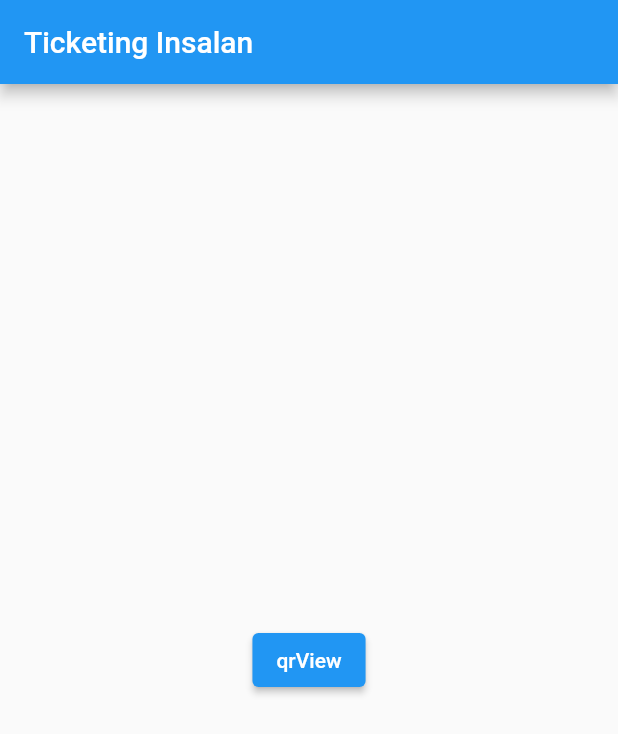
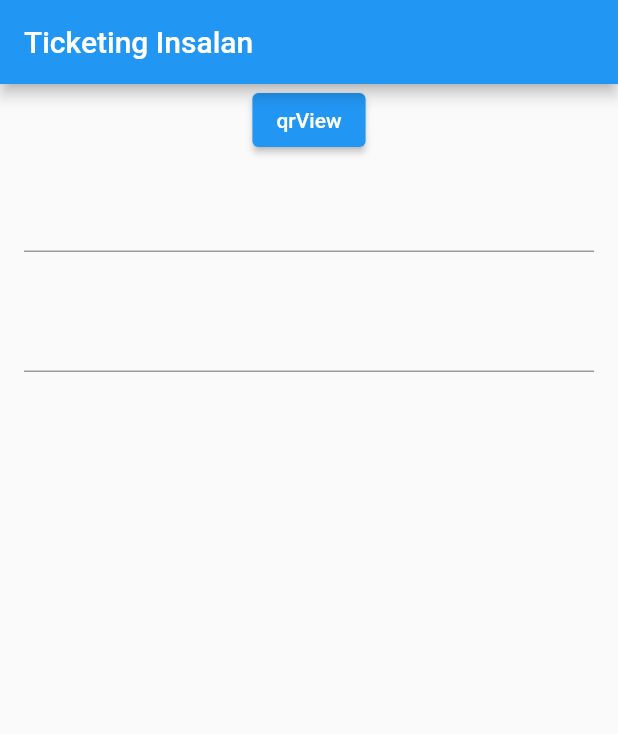
Before and after one commit to aypristyle/insalan-ticketing, a Flutter app: the screen it shows after launch, on a phone screen of 412 x 824 dp. Shown: the top 734 px of the screen. Run offline on Flutter 3.47's test engine with Material 2 defaults, Android fonts, the phone set to English and light mode, and no system bars; missing offline and left inert: qr_code_scanner.

```diff
--- a/flutter_insalan/lib/main.dart
+++ b/flutter_insalan/lib/main.dart
@@ -3,19 +3,42 @@ import 'dart:developer';
 import 'dart:io';
 import 'package:flutter/foundation.dart';
 import 'package:qr_code_scanner/qr_code_scanner.dart';
+import 'package:http/http.dart' as http;
 
 void main() => runApp(const MaterialApp(home: MyHome()));
 
-class MyHome extends StatelessWidget {
+class MyHome extends StatefulWidget {
   const MyHome({Key? key}) : super(key: key);
 
+  @override
+  State<StatefulWidget> createState() => _MyHomeState();
+
+}
+class _MyHomeState extends State<MyHome> {
+  final loginController = TextEditingController();
+  final mdpController = TextEditingController();
+  @override
+  void dispose() {
+    // Clean up the controller when the widget is disposed.
+    loginController.dispose();
+    mdpController.dispose();
+    super.dispose();
+  }
   @override
   Widget build(BuildContext context) {
     return Scaffold(
       appBar: AppBar(title: const Text('Ticketing Insalan')),
-      body: Center(
+      body: Column(
+        children: [
+          Center(
             child: ElevatedButton(
-          onPressed: () {
+              onPressed: () async {
+                print(loginController.text);
+                print(mdpController.text);
+                var url = Uri.parse('https://www.insalan.fr/ticket/login_check');
+                var response = await http.post(url, body: {'login':loginController.text,'password':mdpController.text});
+                print('Response status: ${response.statusCode}');
+                print('Response body: ${response.body}');
                 Navigator.of(context).push(MaterialPageRoute(
                   builder: (context) => const QRViewExample(),
                 ));
@@ -23,6 +46,21 @@ class MyHome extends StatelessWidget {
               child: const Text('qrView'),
             ),
           ),
+          Padding(
+            padding: const EdgeInsets.all(16.0),
+            child: TextField(
+              controller: loginController,
+            ),
+          ),
+          Padding(
+            padding: const EdgeInsets.all(16.0),
+            child: TextField(
+              controller: mdpController,
+            ),
+          ),
+        ],
+      ),
+
     );
   }
 }
@@ -163,14 +201,21 @@ class _QRViewExampleState extends State<QRViewExample> {
     );
   }
 
-  void _onQRViewCreated(QRViewController controller) {
+  void  _onQRViewCreated(QRViewController controller) {
     setState(() {
       this.controller = controller;
     });
-    controller.scannedDataStream.listen((scanData) {
+    controller.scannedDataStream.listen((scanData) async {
       setState(() {
         result = scanData;
       });
+      if (result != null){
+        var url = Uri.parse('https://www.insalan.fr/ticket/get');
+        var response = await http.post(url, body: {'token': "638610ef05c008c65ade01ea83c41b1db60f234d"});
+        print('Response status: ${response.statusCode}');
+        print('Response body: ${response.body}');
+      }
+      print(result!.code);
     });
   }
 
--- a/flutter_insalan/pubspec.yaml
+++ b/flutter_insalan/pubspec.yaml
@@ -30,6 +30,7 @@ dependencies:
   cupertino_icons: ^1.0.2
   flutter_bloc: ^7.0.0
   qr_code_scanner: ^0.5.2
+  http: any
 
 dev_dependencies:
   flutter_test:
```
Also changed, not shown: flutter_insalan/pubspec.lock. Lines whose indentation alone changed are shown as unchanged.
